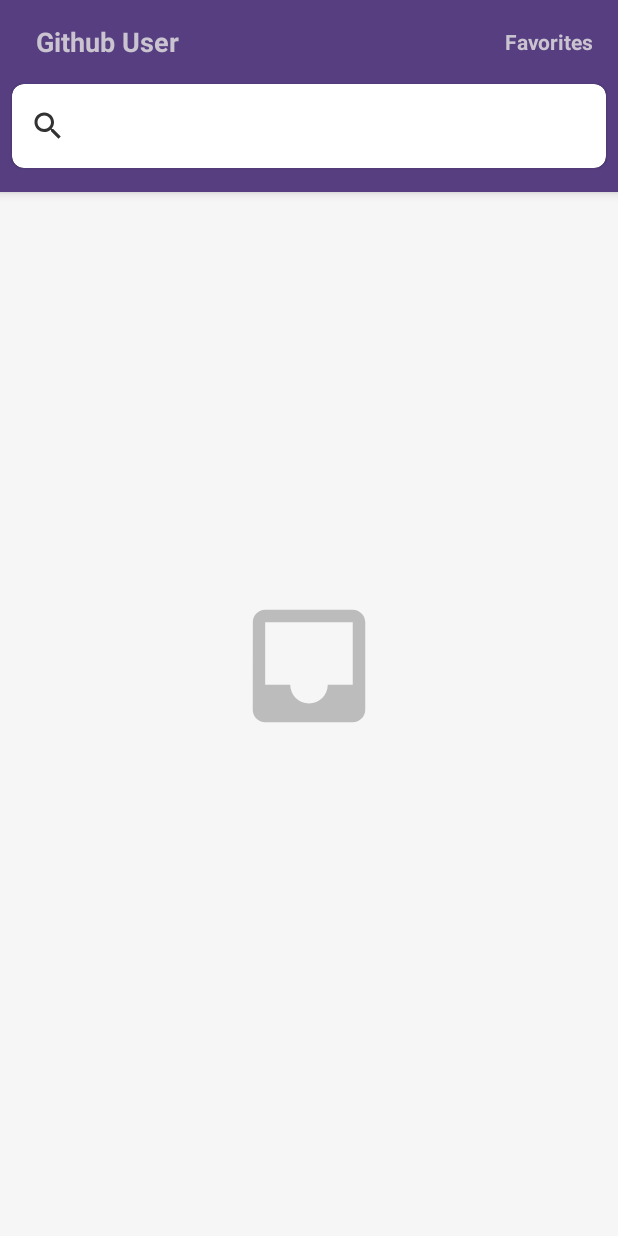
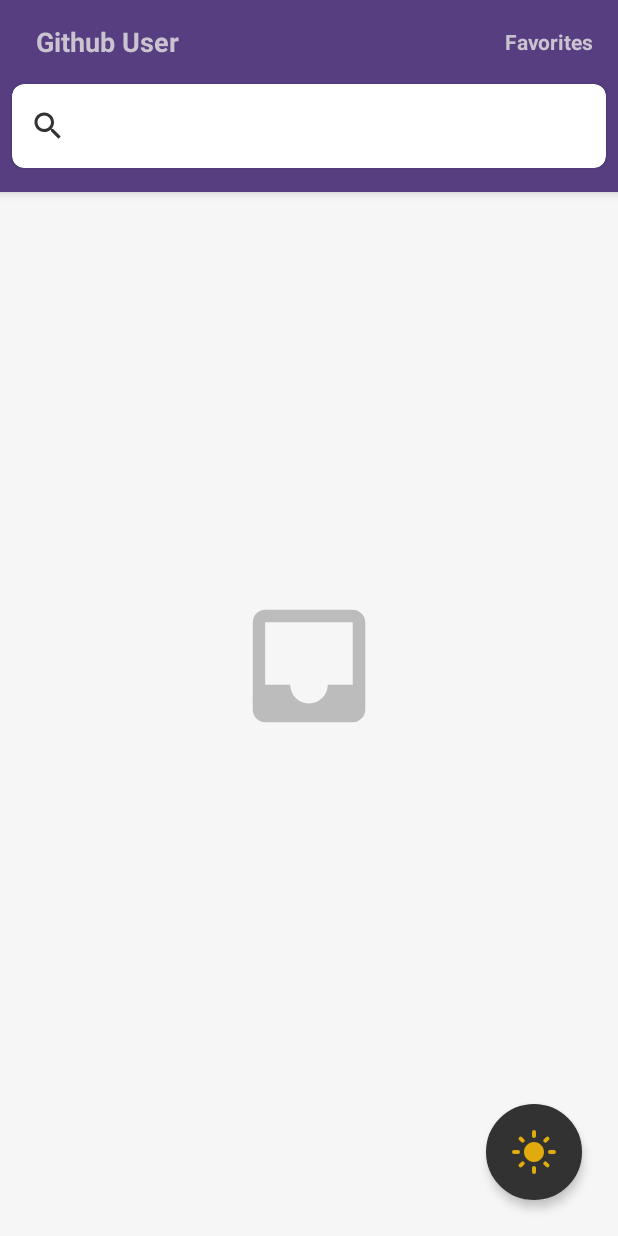
Before and after one commit to ihasanazimi/GitHub, an Android app: the screen it shows after launch (MainActivity), on a phone screen of 412 x 824 dp. Run offline under Robolectric (Android 15) with nearby library versions, the phone set to English and light mode, and no system bars; our stand-ins replace Room's generated code, data binding; libraries missing offline, so code that uses them is left out: com.hadilq.liveevent; pictures from the network do not load; 4 statements that could not run were skipped.

Commit message:
add toggle dark/light mode

```diff
--- a/app/src/main/java/com/example/masir/ApplicationLoader.kt
+++ b/app/src/main/java/com/example/masir/ApplicationLoader.kt
@@ -3,6 +3,8 @@ package com.example.masir
 import android.app.Application
 import android.content.Context
 import android.os.Handler
+import android.provider.Settings.Global
+import com.example.masir.db.KtPref
 import com.example.masir.db.RoomDB
 import com.example.masir.repository.UserRepositoryImpl
 import com.example.masir.repository.data_source.local.LocalUserDataSourceImpl
@@ -10,6 +12,10 @@ import com.example.masir.repository.data_source.remote.RemoteUserDataSourceImpl
 import com.example.masir.services.http.ApiService
 import com.example.masir.ui.main.feachers.user.UsersVM
 import com.example.masir.ui.main.feachers.user.details.follow_lists.FollowVM
+import ir.ha.practice.utility.util.ThemeUtils
+import kotlinx.coroutines.DelicateCoroutinesApi
+import kotlinx.coroutines.GlobalScope
+import kotlinx.coroutines.launch
 import org.koin.android.ext.koin.androidContext
 import org.koin.core.context.startKoin
 import org.koin.dsl.module
@@ -23,6 +29,7 @@ class ApplicationLoader : Application() {
         lateinit var applicationHandler : Handler
     }
 
+    @DelicateCoroutinesApi
     override fun onCreate() {
         super.onCreate()
         context = this.applicationContext
@@ -30,6 +37,12 @@ class ApplicationLoader : Application() {
 
         /** Init Timber
         if(BuildConfig.DEBUG) Timber.plant(Timber.DebugTree())*/
+
+        GlobalScope.launch {
+            if (KtPref.isDarkMode(KtPref.DARK_MODE)==null) KtPref.saveTheme(KtPref.DARK_MODE,false)
+            val isDark = KtPref.isDarkMode(KtPref.DARK_MODE)
+            ThemeUtils.changeTheme(isDark!!)
+        }
 
 
         /** 1- Koin -> modules.. */
--- /dev/null
+++ b/app/src/main/java/com/example/masir/db/KtPref.kt
@@ -0,0 +1,27 @@
+package com.example.masir.db
+
+import androidx.datastore.preferences.core.booleanPreferencesKey
+import androidx.datastore.preferences.core.edit
+import com.example.masir.ApplicationLoader
+import com.example.masir.utility.extentions.dataStore
+import kotlinx.coroutines.flow.first
+
+object KtPref {
+
+    const val DARK_MODE = "DARK_MODE"
+
+    suspend fun isDarkMode(key : String ) : Boolean?{
+        val dataStoreKey = booleanPreferencesKey(key)
+        val preference = ApplicationLoader.context!!.dataStore.data.first()
+        return preference[dataStoreKey]
+    }
+
+
+    // // write into data Store
+    suspend fun saveTheme(key : String, value : Boolean) {
+        val dataStoreKey = booleanPreferencesKey(key)
+        ApplicationLoader.context!!.dataStore.edit { dark ->
+            dark[dataStoreKey] = value/* this is value */
+        }
+    }
+}
--- a/app/src/main/java/com/example/masir/ui/main/feachers/user/details/follow_lists/ViewPagerAdapter.kt
+++ b/app/src/main/java/com/example/masir/ui/main/feachers/user/details/follow_lists/ViewPagerAdapter.kt
@@ -20,7 +20,6 @@ class ViewPagerAdapter(fm: FragmentManager,behavior : Int) : FragmentPagerAdapte
         notifyDataSetChanged()
     }
 
-
     override fun getCount(): Int {
         return fragments.size
     }
@@ -29,7 +28,6 @@ class ViewPagerAdapter(fm: FragmentManager,behavior : Int) : FragmentPagerAdapte
         return fragments[position]
     }
 
-
     override fun getPageTitle(position: Int): CharSequence {
         return titles[position]
     }
--- a/app/src/main/java/com/example/masir/ui/main/feachers/user/favorites/FavoritesListFragment.kt
+++ b/app/src/main/java/com/example/masir/ui/main/feachers/user/favorites/FavoritesListFragment.kt
@@ -18,7 +18,6 @@ class FavoritesListFragment : BaseFragmentByVM<FragmentFavoritesListBinding, Use
     FavoriteUsersAdapter.OnUserCallBacks {
     override val layoutId: Int get() = R.layout.fragment_favorites_list
     override val viewModel: UsersVM by viewModel()
-
     private lateinit var adapter : FavoriteUsersAdapter
 
     override fun onCreate(savedInstanceState: Bundle?) {
--- a/app/src/main/java/com/example/masir/ui/main/feachers/user/main_screen/MainFragment.kt
+++ b/app/src/main/java/com/example/masir/ui/main/feachers/user/main_screen/MainFragment.kt
@@ -3,14 +3,18 @@ package com.example.masir.ui.main.feachers.user.main_screen
 import android.os.Bundle
 import android.view.View
 import androidx.appcompat.widget.SearchView
+import androidx.lifecycle.lifecycleScope
 import androidx.navigation.fragment.findNavController
 import com.example.masir.R
 import com.example.masir.databinding.FragmentMainBinding
+import com.example.masir.db.KtPref
 import com.example.masir.model.User
 import com.example.masir.ui.main.feachers.user.UsersVM
 import com.example.masir.ui.main.feachers.user.details.follow_lists.UserDetailsFragment
 import com.example.masir.utility.BaseFragmentByVM
+import com.example.masir.utility.ToggleImageView
 import com.example.masir.utility.extentions.*
+import ir.ha.practice.utility.util.ThemeUtils
 import org.koin.androidx.viewmodel.ext.android.viewModel
 
 class MainFragment : BaseFragmentByVM<FragmentMainBinding, UsersVM>(), UsersAdapter.OnUserCallBacks {
@@ -23,6 +27,14 @@ class MainFragment : BaseFragmentByVM<FragmentMainBinding, UsersVM>(), UsersAdap
         super.onViewCreated(view, savedInstanceState)
 
         recyclerViewConfig()
+
+        // change dark/light mode toggleMode
+        lifecycleScope.launchWhenCreated {
+            if (KtPref.isDarkMode(KtPref.DARK_MODE) == false) binding.darkLightToggle.setChecked()
+            else binding.darkLightToggle.setUnchecked()
+        }
+
+
         binding.searchView.setOnQueryTextListener(object : SearchView.OnQueryTextListener{
             override fun onQueryTextSubmit(query: String): Boolean {
                 if (checkInternetConnection(requireContext())){
@@ -53,6 +65,22 @@ class MainFragment : BaseFragmentByVM<FragmentMainBinding, UsersVM>(), UsersAdap
             viewModel.stopLoading()
             return@setOnCloseListener false
         }
+
+        binding.darkLightToggle.addStateListener(object : ToggleImageView.OnStateChangedListener{
+            override fun onChecked() {
+                lifecycleScope.launchWhenCreated {
+                    ThemeUtils.changeTheme(true)
+                    KtPref.saveTheme(KtPref.DARK_MODE,false)
+                }
+            }
+
+            override fun onUnchecked() {
+                lifecycleScope.launchWhenCreated {
+                    ThemeUtils.changeTheme(false)
+                    KtPref.saveTheme(KtPref.DARK_MODE,true)
+                }
+            }
+        })
 
         binding.btnFavorites.setOnClickListener{ findNavController().navigate(R.id.action_mainFragment_to_favoritesListFragment) }
     }
--- /dev/null
+++ b/app/src/main/res/drawable/baseline_dark_mode_24.xml
@@ -0,0 +1,10 @@
+<vector xmlns:android="http://schemas.android.com/apk/res/android"
+    android:width="24dp"
+    android:height="24dp"
+    android:tint="@color/purple_200"
+    android:viewportWidth="24"
+    android:viewportHeight="24">
+    <path
+        android:fillColor="@android:color/white"
+        android:pathData="M12,3c-4.97,0 -9,4.03 -9,9s4.03,9 9,9s9,-4.03 9,-9c0,-0.46 -0.04,-0.92 -0.1,-1.36c-0.98,1.37 -2.58,2.26 -4.4,2.26c-2.98,0 -5.4,-2.42 -5.4,-5.4c0,-1.81 0.89,-3.42 2.26,-4.4C12.92,3.04 12.46,3 12,3L12,3z" />
+</vector>
--- /dev/null
+++ b/app/src/main/res/drawable/baseline_light_mode_24.xml
@@ -0,0 +1,10 @@
+<vector xmlns:android="http://schemas.android.com/apk/res/android"
+    android:width="24dp"
+    android:height="24dp"
+    android:tint="@color/teal_200"
+    android:viewportWidth="24"
+    android:viewportHeight="24">
+    <path
+        android:fillColor="@android:color/white"
+        android:pathData="M12,7c-2.76,0 -5,2.24 -5,5s2.24,5 5,5s5,-2.24 5,-5S14.76,7 12,7L12,7zM2,13l2,0c0.55,0 1,-0.45 1,-1s-0.45,-1 -1,-1l-2,0c-0.55,0 -1,0.45 -1,1S1.45,13 2,13zM20,13l2,0c0.55,0 1,-0.45 1,-1s-0.45,-1 -1,-1l-2,0c-0.55,0 -1,0.45 -1,1S19.45,13 20,13zM11,2v2c0,0.55 0.45,1 1,1s1,-0.45 1,-1V2c0,-0.55 -0.45,-1 -1,-1S11,1.45 11,2zM11,20v2c0,0.55 0.45,1 1,1s1,-0.45 1,-1v-2c0,-0.55 -0.45,-1 -1,-1C11.45,19 11,19.45 11,20zM5.99,4.58c-0.39,-0.39 -1.03,-0.39 -1.41,0c-0.39,0.39 -0.39,1.03 0,1.41l1.06,1.06c0.39,0.39 1.03,0.39 1.41,0s0.39,-1.03 0,-1.41L5.99,4.58zM18.36,16.95c-0.39,-0.39 -1.03,-0.39 -1.41,0c-0.39,0.39 -0.39,1.03 0,1.41l1.06,1.06c0.39,0.39 1.03,0.39 1.41,0c0.39,-0.39 0.39,-1.03 0,-1.41L18.36,16.95zM19.42,5.99c0.39,-0.39 0.39,-1.03 0,-1.41c-0.39,-0.39 -1.03,-0.39 -1.41,0l-1.06,1.06c-0.39,0.39 -0.39,1.03 0,1.41s1.03,0.39 1.41,0L19.42,5.99zM7.05,18.36c0.39,-0.39 0.39,-1.03 0,-1.41c-0.39,-0.39 -1.03,-0.39 -1.41,0l-1.06,1.06c-0.39,0.39 -0.39,1.03 0,1.41s1.03,0.39 1.41,0L7.05,18.36z" />
+</vector>
--- /dev/null
+++ b/app/src/main/res/drawable/circle.xml
@@ -0,0 +1,6 @@
+<?xml version="1.0" encoding="utf-8"?>
+<shape android:shape="oval" xmlns:android="http://schemas.android.com/apk/res/android">
+<corners android:radius="@dimen/space_8"/>
+    <stroke android:color="#CACACA" android:width="1dp"/>
+    <solid android:color="@color/transparent"/>
+</shape>
--- a/app/src/main/res/layout/fragment_main.xml
+++ b/app/src/main/res/layout/fragment_main.xml
@@ -87,6 +87,19 @@
             android:contentDescription="@string/this_is_description"
             android:src="@drawable/ic_not_found_24" />
 
+        <com.example.masir.utility.ToggleImageView
+            android:id="@+id/dark_light_toggle"
+            android:layout_width="@dimen/space_64"
+            android:layout_height="@dimen/space_64"
+            android:layout_gravity="bottom|end"
+            android:layout_margin="@dimen/iconSize_24"
+            android:background="@drawable/circle"
+            android:backgroundTint="@color/gary_very_darker"
+            android:elevation="@dimen/space_4"
+            android:padding="@dimen/space_16"
+            app:src_checked="@drawable/baseline_light_mode_24"
+            app:src_unchecked="@drawable/baseline_dark_mode_24" />
+
 
         <ProgressBar
             android:id="@+id/progressBar"
@@ -95,5 +108,6 @@
             android:layout_gravity="center"
             android:visibility="gone" />
 
+
     </androidx.coordinatorlayout.widget.CoordinatorLayout>
 </layout>
```
Also changed, not shown: app/src/main/java/com/example/masir/ui/main/feachers/user/details/follow_lists/FollowersFragment.kt (+4 -13 lines), app/src/main/java/com/example/masir/ui/main/feachers/user/details/follow_lists/FollowingFragment.kt (+4 -11 lines).
